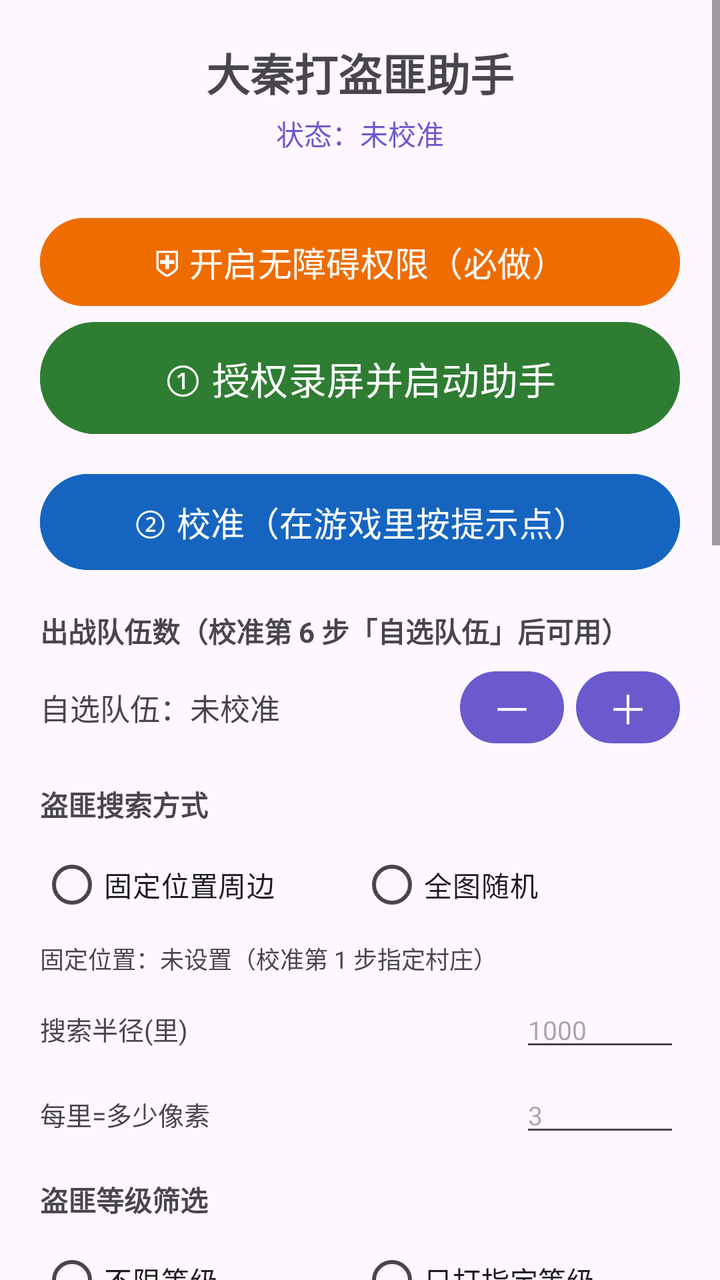
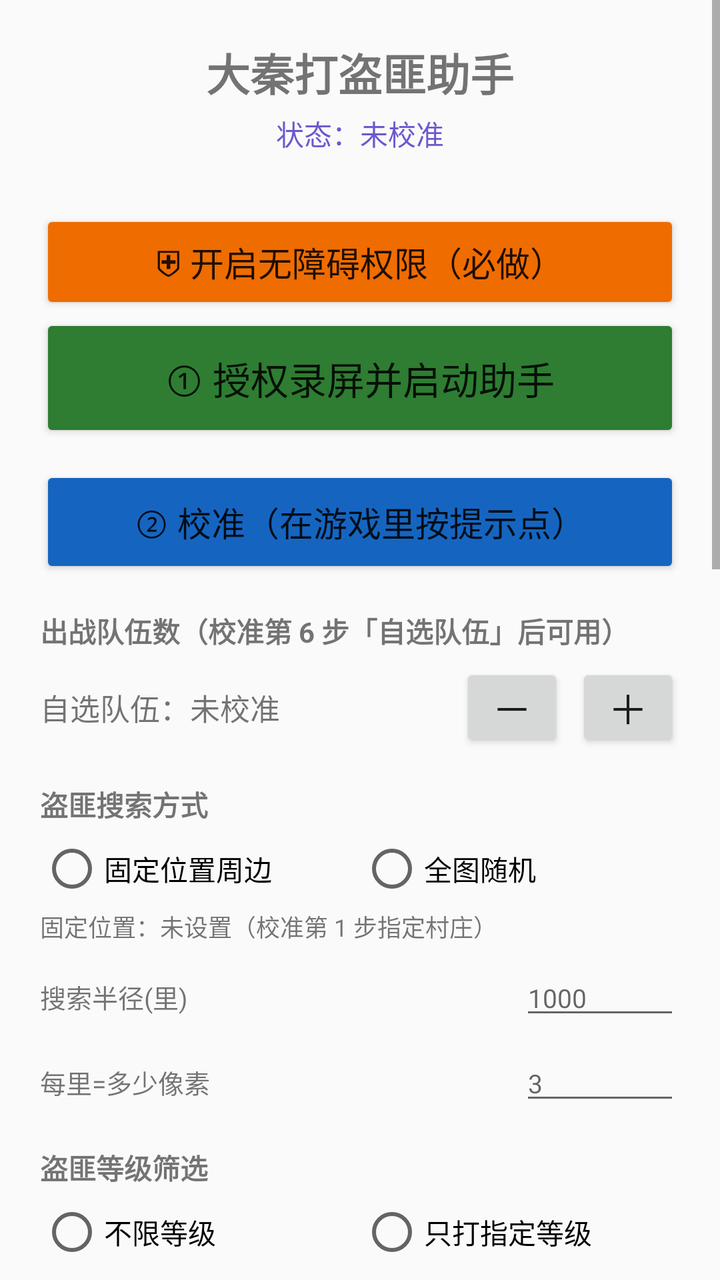

Screens rendered from an Android XML layout before and after an edit, with the pre-edit source and the edit as a unified diff.
<!-- AndroidManifest.xml: application theme Theme.DaQinHelper -->
<!-- res/layout/activity_main.xml -->
<?xml version="1.0" encoding="utf-8"?>
<ScrollView xmlns:android="http://schemas.android.com/apk/res/android"
    android:layout_width="match_parent"
    android:layout_height="match_parent">

    <LinearLayout
        android:orientation="vertical"
        android:padding="20dp"
        android:layout_width="match_parent"
        android:layout_height="wrap_content">

        <TextView
            android:layout_width="match_parent"
            android:layout_height="wrap_content"
            android:text="@string/app_name"
            android:textSize="22sp"
            android:textStyle="bold"
            android:gravity="center"
            android:layout_marginBottom="4dp" />

        <TextView
            android:id="@+id/text_status"
            android:layout_width="match_parent"
            android:layout_height="wrap_content"
            android:text="状态：未校准"
            android:gravity="center"
            android:textSize="14sp"
            android:textColor="#6A5ACD"
            android:layout_marginBottom="16dp" />

        <Button
            android:id="@+id/btn_acc"
            android:layout_width="match_parent"
            android:layout_height="52dp"
            android:text="⛨ 开启无障碍权限（必做）"
            android:textSize="17sp"
            android:layout_marginTop="12dp"
            android:backgroundTint="#EF6C00" />

        <Button
            android:id="@+id/btn_start"
            android:layout_width="match_parent"
            android:layout_height="64dp"
            android:text="① 授权录屏并启动助手"
            android:textSize="19sp"
            android:backgroundTint="#2E7D32" />

        <Button
            android:id="@+id/btn_calib"
            android:layout_width="match_parent"
            android:layout_height="56dp"
            android:text="② 校准（在游戏里按提示点）"
            android:textSize="17sp"
            android:layout_marginTop="12dp"
            android:backgroundTint="#1565C0" />

        <TextView
            android:layout_width="match_parent"
            android:layout_height="wrap_content"
            android:text="出战队伍数（校准第 6 步「自选队伍」后可用）"
            android:textStyle="bold"
            android:layout_marginTop="16dp" />

        <LinearLayout
            android:layout_width="match_parent"
            android:layout_height="wrap_content"
            android:orientation="horizontal"
            android:gravity="center_vertical"
            android:layout_marginTop="6dp">

            <TextView
                android:id="@+id/text_troop"
                android:layout_width="0dp"
                android:layout_weight="1"
                android:layout_height="wrap_content"
                android:text="自选队伍：未校准"
                android:textSize="15sp" />

            <Button
                android:id="@+id/btn_minus"
                android:layout_width="52dp"
                android:layout_height="44dp"
                android:text="－"
                android:textSize="20sp"
                android:padding="0dp"
                android:minWidth="0dp" />

            <Button
                android:id="@+id/btn_plus"
                android:layout_width="52dp"
                android:layout_height="44dp"
                android:layout_marginStart="6dp"
                android:text="＋"
                android:textSize="20sp"
                android:padding="0dp"
                android:minWidth="0dp" />
        </LinearLayout>

        <TextView
            android:layout_width="match_parent"
            android:layout_height="wrap_content"
            android:text="盗匪搜索方式"
            android:textStyle="bold"
            android:layout_marginTop="16dp" />

        <RadioGroup
            android:id="@+id/radio_scan"
            android:orientation="horizontal"
            android:layout_width="match_parent"
            android:layout_height="wrap_content"
            android:layout_marginTop="6dp">

            <RadioButton
                android:id="@+id/rb_scan_area"
                android:layout_width="0dp"
                android:layout_weight="1"
                android:layout_height="wrap_content"
                android:text="固定位置周边" />

            <RadioButton
                android:id="@+id/rb_scan_all"
                android:layout_width="0dp"
                android:layout_weight="1"
                android:layout_height="wrap_content"
                android:text="全图随机" />
        </RadioGroup>

        <TextView
            android:id="@+id/text_base"
            android:layout_width="match_parent"
            android:layout_height="wrap_content"
            android:text="固定位置：未设置（校准第 1 步指定村庄）"
            android:textSize="12sp"
            android:layout_marginTop="4dp" />

        <LinearLayout
            android:layout_width="match_parent"
            android:layout_height="wrap_content"
            android:orientation="horizontal"
            android:layout_marginTop="8dp">

            <TextView
                android:layout_width="0dp"
                android:layout_weight="1"
                android:layout_height="wrap_content"
                android:text="搜索半径(里)"
                android:gravity="center_vertical"
                android:textSize="13sp" />

            <EditText
                android:id="@+id/edit_radius"
                android:layout_width="80dp"
                android:layout_height="wrap_content"
                android:hint="1000"
                android:inputType="number"
                android:textSize="13sp" />
        </LinearLayout>

        <LinearLayout
            android:layout_width="match_parent"
            android:layout_height="wrap_content"
            android:orientation="horizontal"
            android:layout_marginTop="8dp">

            <TextView
                android:layout_width="0dp"
                android:layout_weight="1"
                android:layout_height="wrap_content"
                android:text="每里=多少像素"
                android:gravity="center_vertical"
                android:textSize="13sp" />

            <EditText
                android:id="@+id/edit_lipixel"
                android:layout_width="80dp"
                android:layout_height="wrap_content"
                android:hint="3"
                android:inputType="numberDecimal"
                android:textSize="13sp" />
        </LinearLayout>

        <TextView
            android:layout_width="match_parent"
            android:layout_height="wrap_content"
            android:text="盗匪等级筛选"
            android:textStyle="bold"
            android:layout_marginTop="16dp" />

        <RadioGroup
            android:id="@+id/radio_level"
            android:orientation="horizontal"
            android:layout_width="match_parent"
            android:layout_height="wrap_content"
            android:layout_marginTop="6dp">

            <RadioButton
                android:id="@+id/rb_level_any"
                android:layout_width="0dp"
                android:layout_weight="1"
                android:layout_height="wrap_content"
                android:text="不限等级" />

            <RadioButton
                android:id="@+id/rb_level_only"
                android:layout_width="0dp"
                android:layout_weight="1"
                android:layout_height="wrap_content"
                android:text="只打指定等级" />
        </RadioGroup>

        <TextView
            android:layout_width="match_parent"
            android:layout_height="wrap_content"
            android:text="讨伐方式（放射菜单里点哪个）"
            android:textStyle="bold"
            android:layout_marginTop="16dp" />

        <RadioGroup
            android:id="@+id/radio_mode"
            android:orientation="horizontal"
            android:layout_width="match_parent"
            android:layout_height="wrap_content"
            android:layout_marginTop="6dp">

            <RadioButton
                android:id="@+id/rb_mode_attack"
                android:layout_width="0dp"
                android:layout_weight="1"
                android:layout_height="wrap_content"
                android:text="讨伐（消耗令）" />

            <RadioButton
                android:id="@+id/rb_mode_battle"
                android:layout_width="0dp"
                android:layout_weight="1"
                android:layout_height="wrap_content"
                android:text="战斗（不消耗）" />
        </RadioGroup>

        <TextView
            android:layout_width="match_parent"
            android:layout_height="wrap_content"
            android:text="盗匪活动时段（只在活动时间内挂机，留空=全天）"
            android:textStyle="bold"
            android:layout_marginTop="16dp" />

        <LinearLayout
            android:layout_width="match_parent"
            android:layout_height="wrap_content"
            android:orientation="horizontal"
            android:layout_marginTop="8dp">

            <TextView
                android:layout_width="0dp"
                android:layout_weight="1"
                android:layout_height="wrap_content"
                android:text="开始(如 20:00)"
                android:gravity="center_vertical"
                android:textSize="13sp" />

            <EditText
                android:id="@+id/edit_act_start"
                android:layout_width="86dp"
                android:layout_height="wrap_content"
                android:hint="20:00"
                android:inputType="time"
                android:textSize="13sp" />
        </LinearLayout>

        <LinearLayout
            android:layout_width="match_parent"
            android:layout_height="wrap_content"
            android:orientation="horizontal"
            android:layout_marginTop="8dp">

            <TextView
                android:layout_width="0dp"
                android:layout_weight="1"
                android:layout_height="wrap_content"
                android:text="结束(如 22:30)"
                android:gravity="center_vertical"
                android:textSize="13sp" />

            <EditText
                android:id="@+id/edit_act_end"
                android:layout_width="86dp"
                android:layout_height="wrap_content"
                android:hint="22:30"
                android:inputType="time"
                android:textSize="13sp" />
        </LinearLayout>

        <LinearLayout
            android:layout_width="match_parent"
            android:layout_height="wrap_content"
            android:orientation="horizontal"
            android:layout_marginTop="8dp">

            <TextView
                android:layout_width="0dp"
                android:layout_weight="1"
                android:layout_height="wrap_content"
                android:text="找不到盗匪等(秒)"
                android:gravity="center_vertical"
                android:textSize="13sp" />

            <EditText
                android:id="@+id/edit_nobandit"
                android:layout_width="80dp"
                android:layout_height="wrap_content"
                android:hint="30"
                android:inputType="number"
                android:textSize="13sp" />
        </LinearLayout>

        <TextView
            android:layout_width="match_parent"
            android:layout_height="wrap_content"
            android:text="高级设置"
            android:textStyle="bold"
            android:layout_marginTop="16dp" />

        <LinearLayout
            android:layout_width="match_parent"
            android:layout_height="wrap_content"
            android:orientation="horizontal"
            android:layout_marginTop="8dp">
            <TextView
                android:layout_width="0dp"
                android:layout_weight="1"
                android:layout_height="wrap_content"
                android:text="每次出征后等待(秒)"
                android:gravity="center_vertical"
                android:textSize="13sp" />
            <EditText
                android:id="@+id/edit_wait"
                android:layout_width="80dp"
                android:layout_height="wrap_content"
                android:hint="20"
                android:inputType="number"
                android:textSize="13sp" />
        </LinearLayout>

        <LinearLayout
            android:layout_width="match_parent"
            android:layout_height="wrap_content"
            android:orientation="horizontal"
            android:layout_marginTop="8dp">
            <TextView
                android:layout_width="0dp"
                android:layout_weight="1"
                android:layout_height="wrap_content"
                android:text="匹配灵敏度(20-120)"
                android:gravity="center_vertical"
                android:textSize="13sp" />
            <EditText
                android:id="@+id/edit_thresh"
                android:layout_width="80dp"
                android:layout_height="wrap_content"
                android:hint="55"
                android:inputType="number"
                android:textSize="13sp" />
        </LinearLayout>

        <TextView
            android:layout_width="match_parent"
            android:layout_height="wrap_content"
            android:text="拟人化程度（让操作更像真人）"
            android:textStyle="bold"
            android:layout_marginTop="16dp" />

        <RadioGroup
            android:id="@+id/radio_human"
            android:orientation="horizontal"
            android:layout_width="match_parent"
            android:layout_height="wrap_content"
            android:layout_marginTop="8dp">
            <RadioButton android:id="@+id/rb_low" android:layout_width="0dp" android:layout_height="wrap_content" android:text="轻" android:layout_weight="1" />
            <RadioButton android:id="@+id/rb_mid" android:layout_width="0dp" android:layout_height="wrap_content" android:text="中" android:layout_weight="1" />
            <RadioButton android:id="@+id/rb_high" android:layout_width="0dp" android:layout_height="wrap_content" android:text="强" android:layout_weight="1" />
        </RadioGroup>

        <TextView
            android:layout_width="match_parent"
            android:layout_height="wrap_content"
            android:text="@string/help_text"
            android:textSize="12sp"
            android:layout_marginTop="16dp" />

    </LinearLayout>
</ScrollView>
<!-- resources referenced by this layout -->
<resources>
  <string name="app_name">大秦打盗匪助手</string>
  <string name="help_text">使用步骤：
  1）点「⛨ 开启无障碍权限」，在系统设置里打开「大秦打盗匪助手」。
  2）点「① 授权录屏并启动助手」，在弹窗里选择「开始录制/立即开始」。录屏是识别画面的前提。
  3）切到游戏，点左上角悬浮窗里的「校准」，按屏幕提示依次点 7 步：
     ① 固定位置（点你的村庄，作为周边搜索中心，可跳过）
     ② 盗匪图标
     ③ 目标等级数字（如 60，只打这一类，可跳过）
     ④ 放射菜单里的「讨伐」（左上方齿轮图标）
     ⑤ 部队面板右下角蓝色的「全选」
     ⑥ 自选队伍（只想出某几支时才点，可跳过）
     ⑦ 橙色的「确定」
  4）校准完点悬浮窗「▶ 开始」，助手就会循环打盗匪；悬浮窗上可随时「⏸ 停止」。
  
  悬浮窗上的按钮：
  · ▶ 开始 / ⏸ 停止
  · 校准
  · 自选 2/3 队：用 ＋/－ 选本次出战几支队伍（校准第 6 步才可用）
  · 全选：开/关 —— 出征前是否自动点蓝色的「全选」
  · 周边 1000 里 / 全图 —— 搜索方式，点一下切换
  · 等级：不限 / 指定 —— 只打校准时标记的那一类盗匪
  · 讨伐 / 战斗 —— 放射菜单里点哪个。讨伐消耗讨伐令但奖励更好，战斗不消耗
  · 时段 —— 只在活动时间内挂机（时间在 APP 里填）
  
  找不到盗匪时会自动拖动地图刷新视野；连续找不到会放慢节奏等待活动刷新。</string>
  <style name="Theme.DaQinHelper" parent="Theme.Material3.DayNight.NoActionBar">
          <item name="colorPrimary">@color/purple_500</item>
          <item name="colorPrimaryDark">@color/purple_700</item>
          <item name="colorAccent">@color/teal_200</item>
      </style>
  <color name="purple_500">#6A5ACD</color>
  <color name="purple_700">#483D8B</color>
  <color name="teal_200">#80CBC4</color>
</resources>

<!-- the commit's change to res/layout/activity_main.xml (unified diff, before → after) -->
@@ -8,6 +8,19 @@
         android:padding="20dp"
         android:layout_width="match_parent"
         android:layout_height="wrap_content">
+
+        <TextView
+            android:id="@+id/text_crash"
+            android:layout_width="match_parent"
+            android:layout_height="wrap_content"
+            android:text=""
+            android:textSize="12sp"
+            android:textColor="#C62828"
+            android:background="#FFEBEE"
+            android:padding="8dp"
+            android:textIsSelectable="true"
+            android:visibility="gone"
+            android:layout_marginBottom="12dp" />
 
         <TextView
             android:layout_width="match_parent"
<!-- resource entries referenced after the edit -->
@@ -25,7 +25,7 @@
   · 时段 —— 只在活动时间内挂机（时间在 APP 里填）
   
   找不到盗匪时会自动拖动地图刷新视野；连续找不到会放慢节奏等待活动刷新。</string>
-  <style name="Theme.DaQinHelper" parent="Theme.Material3.DayNight.NoActionBar">
+  <style name="Theme.DaQinHelper" parent="Theme.AppCompat.Light.NoActionBar">
           <item name="colorPrimary">@color/purple_500</item>
           <item name="colorPrimaryDark">@color/purple_700</item>
           <item name="colorAccent">@color/teal_200</item>
